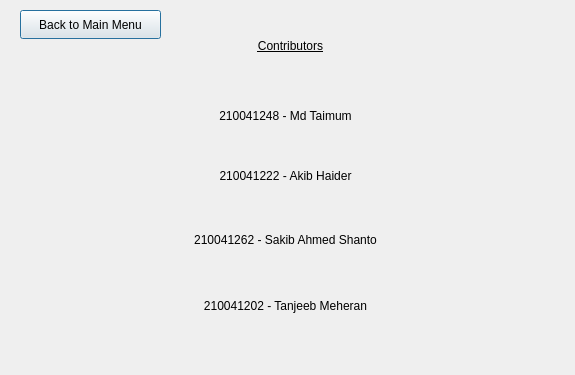
Above: BookHaven_(library+bookshop)/aboutus_cust_login.ui from akibhaider/BOOK_HAVEN before the change. Below: the same form after it.
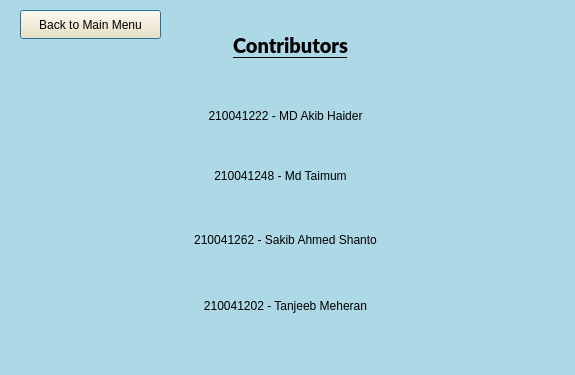
That is the form after the change.

```diff
--- a/BookHaven_(library+bookshop)/aboutus_cust_login.ui
+++ b/BookHaven_(library+bookshop)/aboutus_cust_login.ui
@@ -13,6 +13,12 @@
   <property name="windowTitle">
    <string>Dialog</string>
   </property>
+  <property name="autoFillBackground">
+   <bool>false</bool>
+  </property>
+  <property name="styleSheet">
+   <string notr="true">background-color: rgb(173, 216, 230);</string>
+  </property>
   <widget class="QLabel" name="label_2">
    <property name="geometry">
     <rect>
@@ -118,6 +124,15 @@
      <height>31</height>
     </rect>
    </property>
+   <property name="font">
+    <font>
+     <family>Lato Black</family>
+     <pointsize>15</pointsize>
+     <italic>false</italic>
+     <bold>false</bold>
+     <underline>true</underline>
+    </font>
+   </property>
    <property name="styleSheet">
     <string notr="true">
 text-decoration: underline;
@@ -156,10 +171,10 @@
   <widget class="QLabel" name="label_7">
    <property name="geometry">
     <rect>
-     <x>10</x>
-     <y>100</y>
-     <width>551</width>
-     <height>31</height>
+     <x>0</x>
+     <y>150</y>
+     <width>561</width>
+     <height>51</height>
     </rect>
    </property>
    <property name="styleSheet">
@@ -197,28 +212,6 @@
     <set>Qt::AlignCenter</set>
    </property>
   </widget>
-  <widget class="QLabel" name="label_8">
-   <property name="geometry">
-    <rect>
-     <x>10</x>
-     <y>160</y>
-     <width>551</width>
-     <height>31</height>
-    </rect>
-   </property>
-   <property name="styleSheet">
-    <string notr="true">
-
-font: 13pt &quot;Lato &quot;;
-color: rgb(0, 0, 0);</string>
-   </property>
-   <property name="text">
-    <string>210041222 - Akib Haider</string>
-   </property>
-   <property name="alignment">
-    <set>Qt::AlignCenter</set>
-   </property>
-  </widget>
   <widget class="QPushButton" name="pushButton">
    <property name="geometry">
     <rect>
@@ -228,10 +221,40 @@
      <height>29</height>
     </rect>
    </property>
+   <property name="styleSheet">
+    <string notr="true">background-color: rgb(255, 255, 240);
+background-color: rgb(255, 229, 180);
+color: rgb(0, 0, 0);
+selection-color: rgb(255, 255, 224);
+selection-color: rgb(3, 3, 3);
+border-color: rgb(224, 255, 255);</string>
+   </property>
    <property name="text">
     <string>Back to Main Menu</string>
    </property>
   </widget>
+  <widget class="QLabel" name="label_8">
+   <property name="geometry">
+    <rect>
+     <x>10</x>
+     <y>100</y>
+     <width>551</width>
+     <height>31</height>
+    </rect>
+   </property>
+   <property name="styleSheet">
+    <string notr="true">
+
+font: 13pt &quot;Lato &quot;;
+color: rgb(0, 0, 0);</string>
+   </property>
+   <property name="text">
+    <string>210041222 - MD Akib Haider</string>
+   </property>
+   <property name="alignment">
+    <set>Qt::AlignCenter</set>
+   </property>
+  </widget>
  </widget>
  <resources/>
  <connections/>
```
